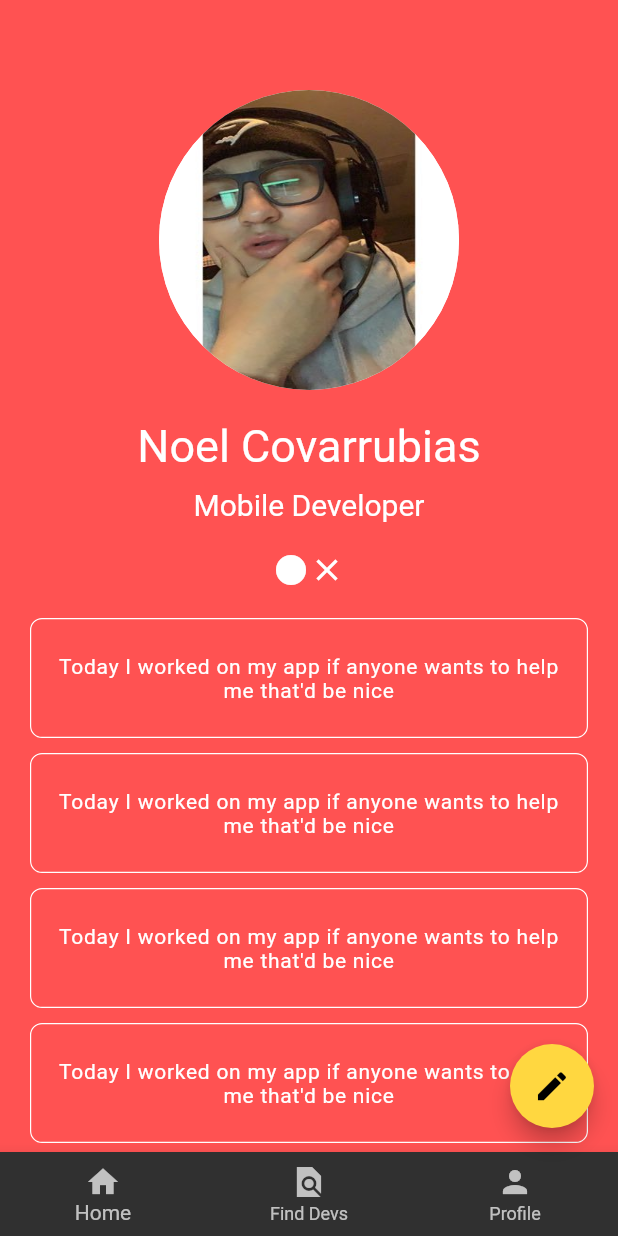
After one commit to NoelCov/meet-devs-social, a Flutter app: the ProfileScreen screen opened by its route, on a phone screen of 412 x 824 dp. The commit adds this screen. Run offline on Flutter 3.47's test engine with Material 2 defaults, Android fonts, the phone set to English and light mode, and no system bars; our stand-ins replace firebase_auth, firebase_core, modal_progress_hud; accounts and stored records are empty.

Commit message:
Added a profile screen

```diff
--- a/lib/main.dart
+++ b/lib/main.dart
@@ -2,6 +2,7 @@ import 'package:flutter/material.dart';
 import 'package:firebase_core/firebase_core.dart';
 import 'package:social_dev/screens/home_screen.dart';
 import 'package:social_dev/screens/login_screen.dart';
+import 'package:social_dev/screens/profile_screen.dart';
 import 'package:social_dev/screens/register_screen.dart';
 
 Future<void> main() async {
@@ -22,6 +23,7 @@ class MyApp extends StatelessWidget {
         '/': (context) => HomeScreen(),
         '/login': (context) => LoginScreen(),
         '/register': (context) => RegisterScreen(),
+        '/profile': (context) => ProfileScreen(),
       },
     );
   }
--- a/lib/screens/login_screen.dart
+++ b/lib/screens/login_screen.dart
@@ -59,6 +59,7 @@ class _LoginScreenState extends State<LoginScreen> {
                             email: email, password: password);
                         if (user != null) {
                           print('Logged in!');
+                          Navigator.pushNamed(context, '/profile');
                         }
                       } catch (e) {
                         print(e);
--- /dev/null
+++ b/lib/screens/profile_screen.dart
@@ -0,0 +1,38 @@
+import 'package:flutter/material.dart';
+import 'package:social_dev/widgets/profile_image.dart';
+import 'package:social_dev/widgets/bio_container.dart';
+import 'package:social_dev/widgets/post_container.dart';
+import 'package:social_dev/widgets/bottom_navbar.dart';
+
+class ProfileScreen extends StatelessWidget {
+  @override
+  Widget build(BuildContext context) {
+    return Scaffold(
+      floatingActionButton: FloatingActionButton(
+        onPressed: () {
+          //TODO Create a new post
+        },
+        backgroundColor: Colors.amberAccent,
+        child: Icon(Icons.create, size: 25),
+      ),
+      body: Column(
+        children: [
+          ProfileImage(),
+          BioContainer(),
+          Expanded(
+            child: ListView(
+              children: [
+                PostContainer(),
+                PostContainer(),
+                PostContainer(),
+                PostContainer(),
+                PostContainer(),
+              ],
+            ),
+          ),
+        ],
+      ),
+      bottomNavigationBar: BottomNavBar(),
+    );
+  }
+}
--- /dev/null
+++ b/lib/widgets/bio_container.dart
@@ -0,0 +1,38 @@
+import 'package:flutter/cupertino.dart';
+import 'package:flutter/material.dart';
+
+class BioContainer extends StatelessWidget {
+  //TODO Make it so user has to type a name and a bio!
+
+  @override
+  Widget build(BuildContext context) {
+    return Container(
+      margin: EdgeInsets.only(bottom: 20),
+      child: Column(
+        children: [
+          Text(
+            'Noel Covarrubias',
+            style: TextStyle(
+              fontSize: 30,
+            ),
+          ),
+          SizedBox(height: 10),
+          Text(
+            'Mobile Developer',
+            style: TextStyle(
+              fontSize: 20,
+            ),
+          ),
+          SizedBox(height: 20),
+          Row(
+            mainAxisAlignment: MainAxisAlignment.center,
+            children: [
+              Icon(Icons.circle),
+              Icon(Icons.clear),
+            ],
+          )
+        ],
+      ),
+    );
+  }
+}
--- /dev/null
+++ b/lib/widgets/bottom_navbar.dart
@@ -0,0 +1,23 @@
+import 'package:flutter/material.dart';
+
+class BottomNavBar extends StatelessWidget {
+  @override
+  Widget build(BuildContext context) {
+    return BottomNavigationBar(
+      fixedColor: Colors.white70,
+      items: [
+        BottomNavigationBarItem(
+          icon: Icon(Icons.home),
+          label: 'Home',
+          backgroundColor: Colors.green,
+        ),
+        BottomNavigationBarItem(
+          icon: Icon(Icons.find_in_page_sharp),
+          label: 'Find Devs',
+        ),
+        BottomNavigationBarItem(
+            icon: Icon(Icons.person), label: 'Profile'),
+      ],
+    );
+  }
+}
--- /dev/null
+++ b/lib/widgets/post_container.dart
@@ -0,0 +1,27 @@
+import 'package:flutter/material.dart';
+
+class PostContainer extends StatelessWidget {
+  //TODO Modify the container and make it so that it takes the text parameter
+  @override
+  Widget build(BuildContext context) {
+    return Container(
+      height: 80,
+      width: double.infinity,
+      margin: EdgeInsets.only(left: 20, right: 20, bottom: 10),
+      padding: EdgeInsets.symmetric(horizontal: 10, vertical: 5),
+      decoration: BoxDecoration(
+        border: Border.all(width: 0.8, color: Colors.white),
+        borderRadius: BorderRadius.circular(8),
+      ),
+      child: Center(
+        child: Text(
+          'Today I worked on my app if anyone wants to help me that\'d be nice',
+          style: TextStyle(
+            letterSpacing: 0.5,
+          ),
+          textAlign: TextAlign.center,
+        ),
+      ),
+    );
+  }
+}
--- /dev/null
+++ b/lib/widgets/profile_image.dart
@@ -0,0 +1,22 @@
+import 'package:flutter/material.dart';
+
+class ProfileImage extends StatelessWidget {
+  //TODO Modify widget to have default image. Unless users adds image
+
+  @override
+  Widget build(BuildContext context) {
+    return Container(
+      height: 200,
+      margin: EdgeInsets.only(left: 80, right: 80, top: 60, bottom: 20),
+      decoration: BoxDecoration(
+        // borderRadius: BorderRadius.circular(100),
+        color: Colors.white,
+        image: DecorationImage(
+          image: AssetImage('images/profile.jpg'),
+          fit: BoxFit.fill,
+        ),
+        shape: BoxShape.circle,
+      ),
+    );
+  }
+}
```
Also changed, not shown: images/profile.jpg (added).
